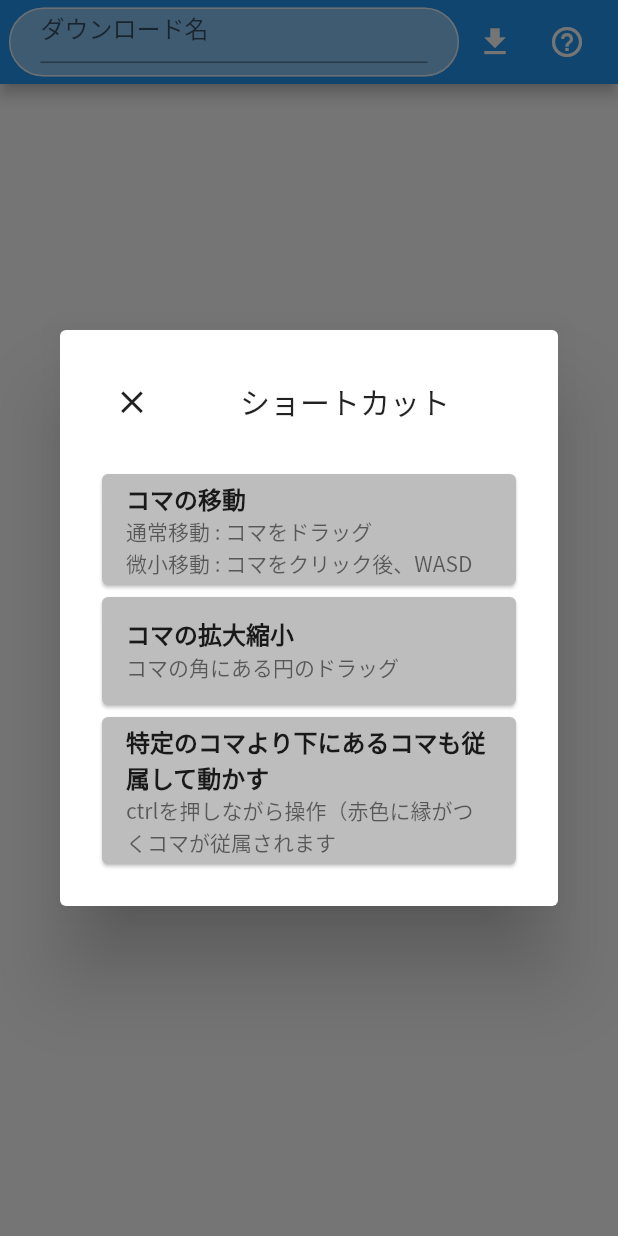
After one commit to hatano0x06/tateyomi-gigarizer, a Flutter app: the screen it shows after launch, after a tap on the "help outline" icon, on a phone screen of 412 x 824 dp. The commit adds this screen. Run offline on Flutter 3.47's test engine with Material 2 defaults, Android fonts, the phone set to English and light mode, and no system bars; our stand-ins replace file_picker, url_strategy, validators, visibility_detector; missing offline and left inert: adaptive_scrollbar, universal_html.

Commit message:
shortcuts

```diff
--- a/flutter/lib/main.dart
+++ b/flutter/lib/main.dart
@@ -10,7 +10,6 @@ void main() {
 
 // TODO:
 //  - キャンパス
-//  - ショートカット
 //  - 保存機能（ログイン
 
 // TODO: 縦読みの機能（２１日まで
--- a/flutter/lib/page/edit_page.dart
+++ b/flutter/lib/page/edit_page.dart
@@ -13,6 +13,7 @@ import 'package:tateyomi_gigarizer/model/frame_image.dart';
 import 'package:tateyomi_gigarizer/model/keyboard.dart';
 import 'package:tateyomi_gigarizer/page/corner_ball.dart';
 import 'package:tateyomi_gigarizer/download/canvas_to_image.dart';
+import 'package:tateyomi_gigarizer/page/shortcuts_info.dart';
 import 'package:universal_html/html.dart';
 import 'dart:ui' as ui;
 import 'dart:math' as math;
@@ -280,6 +281,13 @@ class EditPageState extends State<EditPage> {
               if( frameImageList.isEmpty ) return;
 
               CanvasToImage(frameImageList, canvasSize).download(downloadController.text);
+            },
+          ),
+          IconButton(
+            icon    : const Icon(Icons.help_outline),
+            onPressed: (){
+              FocusScope.of(context).unfocus();
+              showDialog( context: context, builder: (BuildContext context) => ShortCutInfoDialog( ) );
             },
           ),
           const SizedBox(width: 10,),
--- /dev/null
+++ b/flutter/lib/page/shortcuts_info.dart
@@ -0,0 +1,92 @@
+import 'package:flutter/material.dart';
+import 'dart:math' as math;
+
+class ShortCutInfoDialog extends StatefulWidget {
+  const ShortCutInfoDialog({Key? key}) : super(key: key);
+
+  @override
+  _ShortCutInfoDialogState createState() => _ShortCutInfoDialogState();
+}
+
+class _ShortCutInfoDialogState extends State<ShortCutInfoDialog> {
+
+  @override
+  void initState() {
+    super.initState();
+  }
+
+  @override
+  void dispose(){
+    super.dispose();
+  }
+
+  @override
+  Widget build(BuildContext context) {
+
+    return AlertDialog(
+      title   : Row(
+        mainAxisAlignment: MainAxisAlignment.spaceBetween,
+        children: [
+          IconButton(
+            icon      : const Icon(Icons.close, size: 25,),
+            onPressed : (){ Navigator.of(context, rootNavigator: true).pop(); },
+          ),
+          const Expanded(child: Center(child: Text("ショートカット"))),
+        ]
+      ),
+      content : SizedBox(
+        width: math.max(700, MediaQuery.of(context).size.width/2),
+        child: body(),
+      ),
+    );
+
+  }
+
+  Widget body(){
+    Map<String, List<String>> bodyList = {
+      "コマの移動":
+        [
+          "通常移動 : コマをドラッグ",
+          "微小移動 : コマをクリック後、WASD",
+        ],
+      "コマの拡大縮小":
+        [
+          "コマの角にある円のドラッグ"
+        ],
+      "特定のコマより下にあるコマも従属して動かす":
+        [
+          "ctrlを押しながら操作（赤色に縁がつくコマが従属されます"
+        ]
+
+      // "asdfasdfasdf": ["1111", "22222"]
+    };
+
+    return ListView.builder(
+      shrinkWrap  : true,
+      itemBuilder : (BuildContext context, int index) {
+        String keyText = bodyList.keys.toList()[index];
+        List<Widget> body = [];
+
+        bodyList[keyText]?.forEach((_text){
+          body.add(
+            Align(
+              alignment: Alignment.centerLeft,
+              child : Text(_text)
+            ),
+          );
+        });
+
+
+        return Card(
+          color: Colors.grey[400],
+          child : ListTile(
+            title : Text(keyText, style: const TextStyle( fontWeight: FontWeight.bold),),
+            subtitle  : Column(mainAxisSize: MainAxisSize.min, children: body,),
+          ),
+        );
+      },
+      itemCount: bodyList.length,
+    );
+
+  }
+}
```
